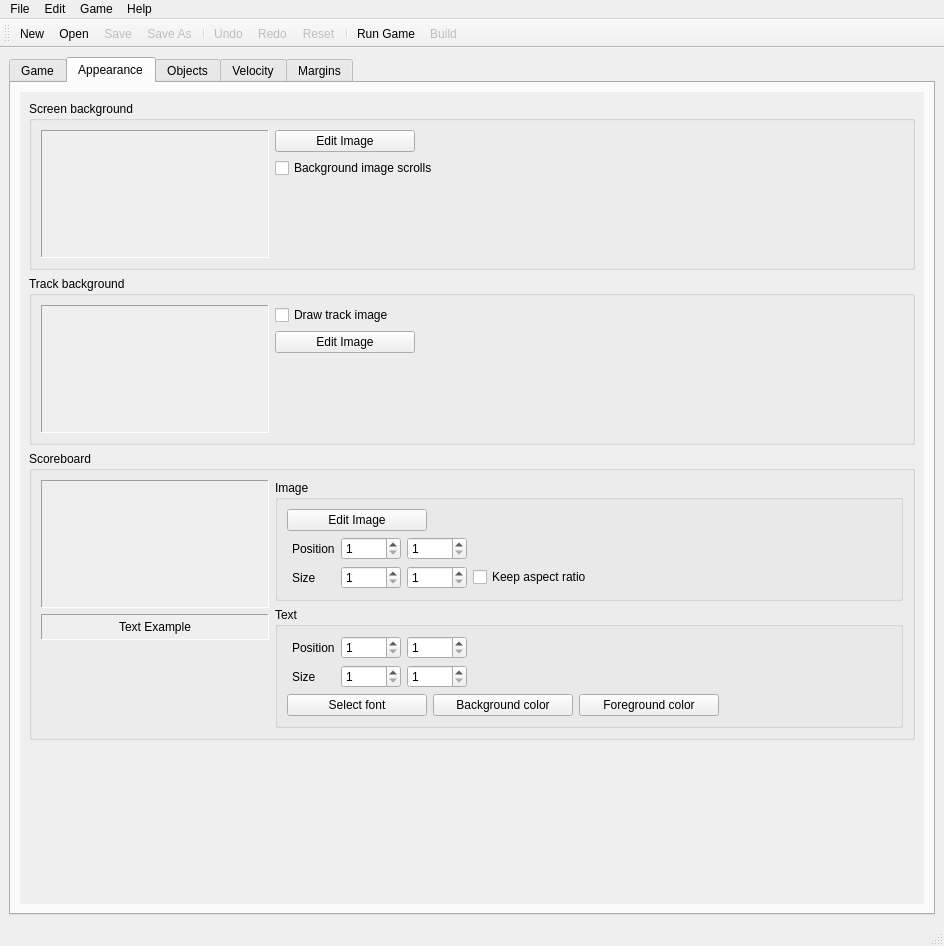
The window that fvelgame/ui/form_main_window.ui (LAD-MathQuest/MathRunner) describes before a commit, drawn with Qt 5.
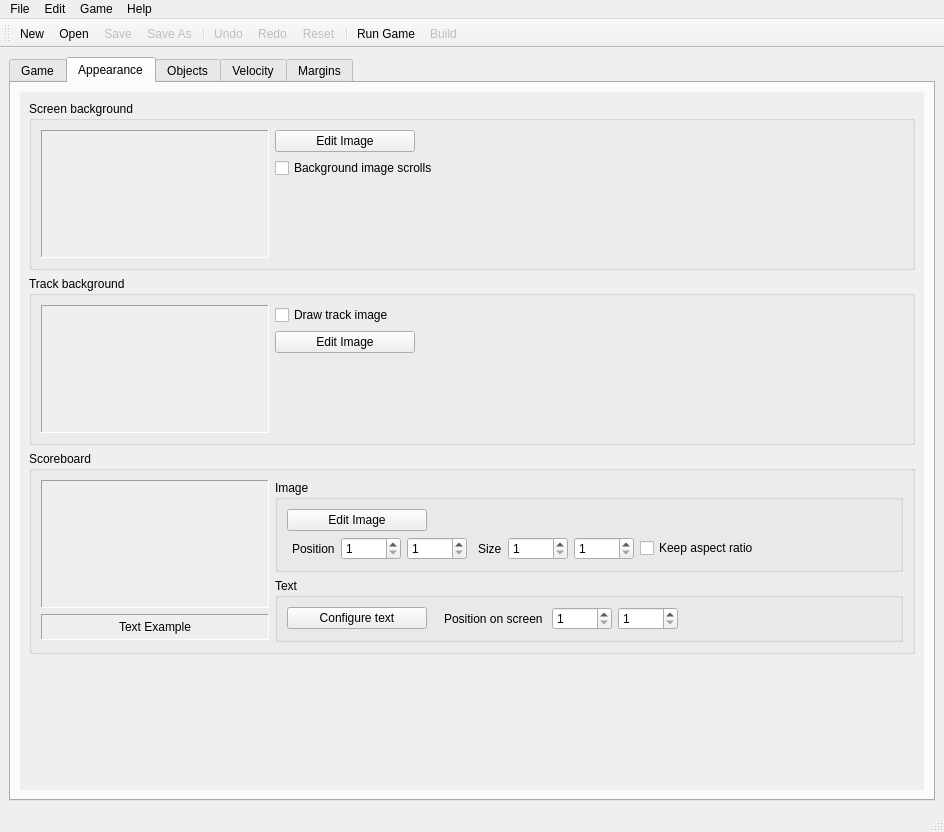
The same window after the commit. The open tabs and pages were chosen to show the change. Icons and pictures are not drawn. Custom widgets are drawn as their Qt base class.

Commit message: Fixing QUI to conform to the new definition of the scoreboard on MetaWorld

Diff of the .ui file:
```diff
--- a/fvelgame/ui/form_main_window.ui
+++ b/fvelgame/ui/form_main_window.ui
@@ -7,7 +7,7 @@
     <x>0</x>
     <y>0</y>
     <width>944</width>
-    <height>946</height>
+    <height>832</height>
    </rect>
   </property>
   <property name="windowTitle">
@@ -367,7 +367,7 @@
              <x>0</x>
              <y>0</y>
              <width>904</width>
-             <height>795</height>
+             <height>681</height>
             </rect>
            </property>
            <layout class="QVBoxLayout" name="verticalLayout_13">
@@ -780,55 +780,6 @@
                     </item>
                     <item>
                      <layout class="QGridLayout" name="gridLayout_13">
-                      <item row="1" column="1">
-                       <widget class="QSpinBox" name="spinBox_ScoreboardImageWidth">
-                        <property name="minimumSize">
-                         <size>
-                          <width>60</width>
-                          <height>0</height>
-                         </size>
-                        </property>
-                        <property name="minimum">
-                         <number>1</number>
-                        </property>
-                        <property name="maximum">
-                         <number>1920</number>
-                        </property>
-                       </widget>
-                      </item>
-                      <item row="1" column="4">
-                       <widget class="QCheckBox" name="checkBox_ScoreboardImageKeepAspectRatio">
-                        <property name="sizePolicy">
-                         <sizepolicy hsizetype="Expanding" vsizetype="Fixed">
-                          <horstretch>0</horstretch>
-                          <verstretch>0</verstretch>
-                         </sizepolicy>
-                        </property>
-                        <property name="text">
-                         <string>Keep aspect ratio</string>
-                        </property>
-                       </widget>
-                      </item>
-                      <item row="1" column="0">
-                       <widget class="QLabel" name="label_ScoreboardImageWidth">
-                        <property name="text">
-                         <string>Size</string>
-                        </property>
-                        <property name="indent">
-                         <number>5</number>
-                        </property>
-                       </widget>
-                      </item>
-                      <item row="0" column="0">
-                       <widget class="QLabel" name="label_ScoreboardImagePosition">
-                        <property name="text">
-                         <string>Position</string>
-                        </property>
-                        <property name="indent">
-                         <number>5</number>
-                        </property>
-                       </widget>
-                      </item>
                       <item row="0" column="1">
                        <widget class="QSpinBox" name="spinBox_ScoreboardImagePositionX">
                         <property name="minimumSize">
@@ -845,6 +796,32 @@
                         </property>
                        </widget>
                       </item>
+                      <item row="0" column="0">
+                       <widget class="QLabel" name="label_ScoreboardImagePosition">
+                        <property name="text">
+                         <string>Position</string>
+                        </property>
+                        <property name="indent">
+                         <number>5</number>
+                        </property>
+                       </widget>
+                      </item>
+                      <item row="0" column="4">
+                       <widget class="QSpinBox" name="spinBox_ScoreboardImageWidth">
+                        <property name="minimumSize">
+                         <size>
+                          <width>60</width>
+                          <height>0</height>
+                         </size>
+                        </property>
+                        <property name="minimum">
+                         <number>1</number>
+                        </property>
+                        <property name="maximum">
+                         <number>1920</number>
+                        </property>
+                       </widget>
+                      </item>
                       <item row="0" column="2">
                        <widget class="QSpinBox" name="spinBox_ScoreboardImagePositionY">
                         <property name="minimumSize">
@@ -861,7 +838,17 @@
                         </property>
                        </widget>
                       </item>
-                      <item row="1" column="2">
+                      <item row="0" column="3">
+                       <widget class="QLabel" name="label_ScoreboardImageWidth">
+                        <property name="text">
+                         <string>Size</string>
+                        </property>
+                        <property name="indent">
+                         <number>5</number>
+                        </property>
+                       </widget>
+                      </item>
+                      <item row="0" column="5">
                        <widget class="QSpinBox" name="spinBox_ScoreboardImageHeight">
                         <property name="minimumSize">
                          <size>
@@ -877,6 +864,19 @@
                         </property>
                        </widget>
                       </item>
+                      <item row="0" column="6">
+                       <widget class="QCheckBox" name="checkBox_ScoreboardImageKeepAspectRatio">
+                        <property name="sizePolicy">
+                         <sizepolicy hsizetype="Expanding" vsizetype="Fixed">
+                          <horstretch>0</horstretch>
+                          <verstretch>0</verstretch>
+                         </sizepolicy>
+                        </property>
+                        <property name="text">
+                         <string>Keep aspect ratio</string>
+                        </property>
+                       </widget>
+                      </item>
                      </layout>
                     </item>
                    </layout>
@@ -887,109 +887,6 @@
                    <property name="title">
                     <string>Text</string>
                    </property>
-                   <layout class="QVBoxLayout" name="verticalLayout_4">
-                    <item>
-                     <layout class="QGridLayout" name="gridLayout_14">
-                      <item row="1" column="0">
-                       <widget class="QLabel" name="label_ScoreboardTextWidth">
-                        <property name="text">
-                         <string>Size</string>
-                        </property>
-                        <property name="indent">
-                         <number>5</number>
-                        </property>
-                       </widget>
-                      </item>
-                      <item row="0" column="3">
-                       <spacer name="horizontalSpacer_13">
-                        <property name="orientation">
-                         <enum>Qt::Horizontal</enum>
-                        </property>
-                        <property name="sizeHint" stdset="0">
-                         <size>
-                          <width>40</width>
-                          <height>20</height>
-                         </size>
-                        </property>
-                       </spacer>
-                      </item>
-                      <item row="1" column="1">
-                       <widget class="QSpinBox" name="spinBox_ScoreboardTextWidth">
-                        <property name="minimumSize">
-                         <size>
-                          <width>60</width>
-                          <height>0</height>
-                         </size>
-                        </property>
-                        <property name="minimum">
-                         <number>1</number>
-                        </property>
-                        <property name="maximum">
-                         <number>1920</number>
-                        </property>
-                       </widget>
-                      </item>
-                      <item row="0" column="0">
-                       <widget class="QLabel" name="label_ScoreboardTextPosition">
-                        <property name="text">
-                         <string>Position</string>
-                        </property>
-                        <property name="indent">
-                         <number>5</number>
-                        </property>
-                       </widget>
-                      </item>
-                      <item row="0" column="2">
-                       <widget class="QSpinBox" name="spinBox_ScoreboardTextPositionY">
-                        <property name="minimumSize">
-                         <size>
-                          <width>60</width>
-                          <height>0</height>
-                         </size>
-                        </property>
-                        <property name="minimum">
-                         <number>1</number>
-                        </property>
-                        <property name="maximum">
-                         <number>1080</number>
-                        </property>
-                       </widget>
-                      </item>
-                      <item row="1" column="2">
-                       <widget class="QSpinBox" name="spinBox_ScoreboardTextHeight">
-                        <property name="minimumSize">
-                         <size>
-                          <width>60</width>
-                          <height>0</height>
-                         </size>
-                        </property>
-                        <property name="minimum">
-                         <number>1</number>
-                        </property>
-                        <property name="maximum">
-                         <number>1080</number>
-                        </property>
-                       </widget>
-                      </item>
-                      <item row="0" column="1">
-                       <widget class="QSpinBox" name="spinBox_ScoreboardTextPositionX">
-                        <property name="minimumSize">
-                         <size>
-                          <width>60</width>
-                          <height>0</height>
-                         </size>
-                        </property>
-                        <property name="minimum">
-                         <number>1</number>
-                        </property>
-                        <property name="maximum">
-                         <number>1920</number>
-                        </property>
-                       </widget>
-                      </item>
-                     </layout>
-                    </item>
-                    <item>
                      <layout class="QHBoxLayout" name="horizontalLayout_3">
                       <item>
                        <widget class="QPushButton" name="pushButton">
@@ -1000,50 +897,54 @@
                          </size>
                         </property>
                         <property name="text">
-                         <string>Select font</string>
+                       <string>Configure text</string>
                         </property>
                        </widget>
                       </item>
                       <item>
-                       <widget class="QPushButton" name="pushButton_ChoseScoreboardBgColor">
-                        <property name="sizePolicy">
-                         <sizepolicy hsizetype="Fixed" vsizetype="Fixed">
-                          <horstretch>0</horstretch>
-                          <verstretch>0</verstretch>
-                         </sizepolicy>
-                        </property>
+                     <widget class="QLabel" name="label_ScoreboardTextPosition">
+                      <property name="text">
+                       <string>Position on screen </string>
+                      </property>
+                      <property name="indent">
+                       <number>11</number>
+                      </property>
+                     </widget>
+                    </item>
+                    <item>
+                     <widget class="QSpinBox" name="spinBox_ScoreboardTextPositionX">
                         <property name="minimumSize">
                          <size>
-                          <width>140</width>
+                        <width>60</width>
                           <height>0</height>
                          </size>
                         </property>
-                        <property name="text">
-                         <string>Background color</string>
-                        </property>
+                      <property name="minimum">
+                       <number>1</number>
+                      </property>
+                      <property name="maximum">
+                       <number>1920</number>
+                      </property>
                        </widget>
                       </item>
                       <item>
-                       <widget class="QPushButton" name="pushButton_ChoseScoreboardFgColor">
-                        <property name="sizePolicy">
-                         <sizepolicy hsizetype="Fixed" vsizetype="Fixed">
-                          <horstretch>0</horstretch>
-                          <verstretch>0</verstretch>
-                         </sizepolicy>
-                        </property>
+                     <widget class="QSpinBox" name="spinBox_ScoreboardTextPositionY">
                         <property name="minimumSize">
                          <size>
-                          <width>140</width>
+                        <width>60</width>
                           <height>0</height>
                          </size>
                         </property>
-                        <property name="text">
-                         <string>Foreground color</string>
-                        </property>
+                      <property name="minimum">
+                       <number>1</number>
+                      </property>
+                      <property name="maximum">
+                       <number>1080</number>
+                      </property>
                        </widget>
                       </item>
                       <item>
-                       <spacer name="horizontalSpacer">
+                     <spacer name="horizontalSpacer_13">
                         <property name="orientation">
                          <enum>Qt::Horizontal</enum>
                         </property>
@@ -1054,8 +955,6 @@
                          </size>
                         </property>
                        </spacer>
-                      </item>
-                     </layout>
                     </item>
                    </layout>
                   </widget>
```
Left out of the diff: 10 changed lines with no effect on the pictures. Lines whose indentation alone changed are shown as unchanged. The commit also changes 2 other files.
